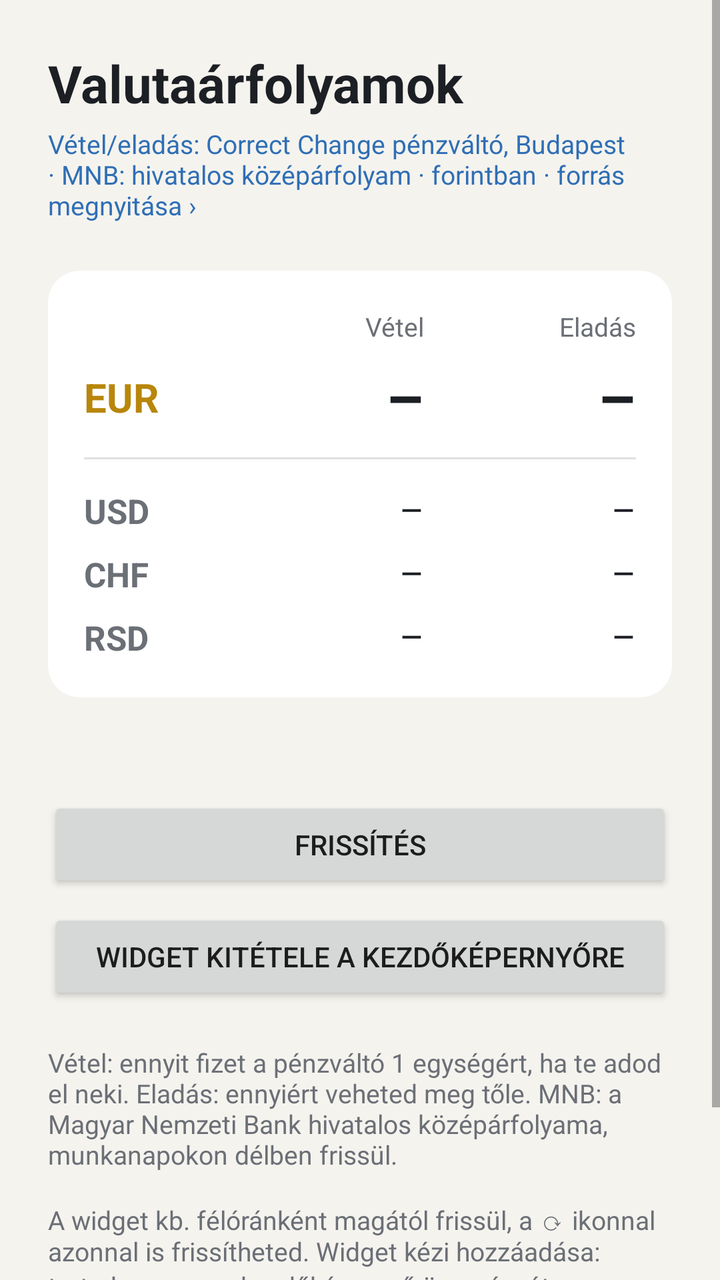
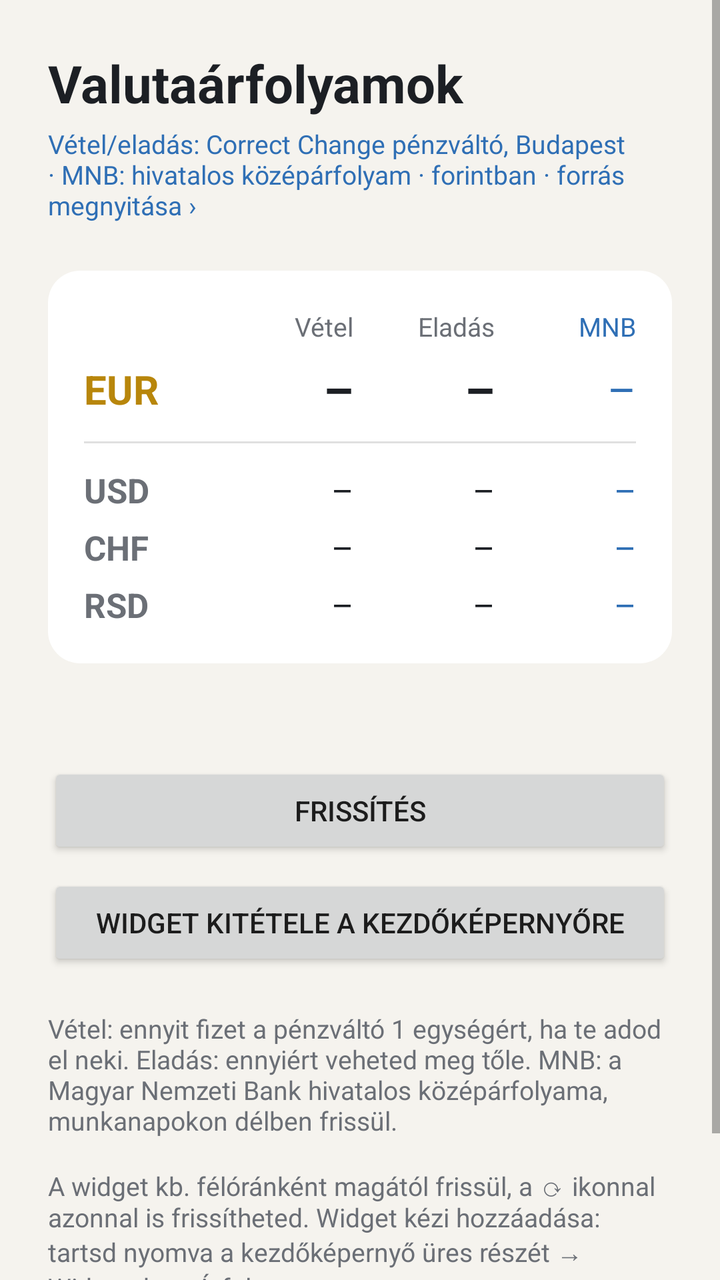

Two renders of the same Android screen: before a commit and after it. Below are the layout's source before the change and the commit's diff.
<!-- AndroidManifest.xml: application theme android:Theme.Material.Light.NoActionBar -->
<!-- res/layout/activity_main.xml -->
<?xml version="1.0" encoding="utf-8"?>
<ScrollView xmlns:android="http://schemas.android.com/apk/res/android"
    android:layout_width="match_parent"
    android:layout_height="match_parent"
    android:background="@color/app_bg"
    android:fitsSystemWindows="true">

    <LinearLayout
        android:layout_width="match_parent"
        android:layout_height="wrap_content"
        android:orientation="vertical"
        android:padding="24dp">

        <TextView
            android:layout_width="wrap_content"
            android:layout_height="wrap_content"
            android:text="@string/title"
            android:textColor="@color/app_text"
            android:textSize="26sp"
            android:textStyle="bold" />

        <TextView
            android:id="@+id/source"
            android:layout_width="wrap_content"
            android:layout_height="wrap_content"
            android:layout_marginTop="4dp"
            android:text="@string/source_long"
            android:textColor="@color/app_link"
            android:textSize="13sp" />

        
        <LinearLayout
            android:layout_width="match_parent"
            android:layout_height="wrap_content"
            android:layout_marginTop="24dp"
            android:background="@drawable/card_bg"
            android:orientation="vertical"
            android:padding="18dp">

            <LinearLayout
                android:layout_width="match_parent"
                android:layout_height="wrap_content"
                android:orientation="horizontal">
                <TextView
                    android:layout_width="64dp"
                    android:layout_height="wrap_content" />
                <TextView
                    android:layout_width="0dp"
                    android:layout_height="wrap_content"
                    android:layout_weight="1"
                    android:gravity="end"
                    android:text="@string/buy"
                    android:textColor="@color/app_label"
                    android:textSize="13sp" />
                <TextView
                    android:layout_width="0dp"
                    android:layout_height="wrap_content"
                    android:layout_weight="1"
                    android:gravity="end"
                    android:text="@string/sell"
                    android:textColor="@color/app_label"
                    android:textSize="13sp" />
            </LinearLayout>

            <LinearLayout
                android:layout_width="match_parent"
                android:layout_height="wrap_content"
                android:layout_marginTop="6dp"
                android:gravity="center_vertical"
                android:orientation="horizontal">
                <TextView
                    android:layout_width="64dp"
                    android:layout_height="wrap_content"
                    android:text="EUR"
                    android:textColor="@color/app_accent"
                    android:textSize="20sp"
                    android:textStyle="bold" />
                <TextView
                    android:id="@+id/m_eur_buy"
                    android:layout_width="0dp"
                    android:layout_height="wrap_content"
                    android:layout_weight="1"
                    android:gravity="end"
                    android:text="–"
                    android:textColor="@color/app_text"
                    android:textSize="30sp"
                    android:textStyle="bold" />
                <TextView
                    android:id="@+id/m_eur_sell"
                    android:layout_width="0dp"
                    android:layout_height="wrap_content"
                    android:layout_weight="1"
                    android:gravity="end"
                    android:text="–"
                    android:textColor="@color/app_text"
                    android:textSize="30sp"
                    android:textStyle="bold" />
            </LinearLayout>

            <ImageView
                android:layout_width="match_parent"
                android:layout_height="1dp"
                android:layout_marginTop="10dp"
                android:layout_marginBottom="6dp"
                android:background="@color/app_divider"
                android:contentDescription="@null" />

            <LinearLayout
                android:layout_width="match_parent"
                android:layout_height="wrap_content"
                android:layout_marginTop="6dp"
                android:orientation="horizontal">
                <TextView
                    android:layout_width="64dp"
                    android:layout_height="wrap_content"
                    android:text="USD"
                    android:textColor="@color/app_label"
                    android:textSize="17sp"
                    android:textStyle="bold" />
                <TextView
                    android:id="@+id/m_usd_buy"
                    android:layout_width="0dp"
                    android:layout_height="wrap_content"
                    android:layout_weight="1"
                    android:gravity="end"
                    android:text="–"
                    android:textColor="@color/app_text"
                    android:textSize="19sp" />
                <TextView
                    android:id="@+id/m_usd_sell"
                    android:layout_width="0dp"
                    android:layout_height="wrap_content"
                    android:layout_weight="1"
                    android:gravity="end"
                    android:text="–"
                    android:textColor="@color/app_text"
                    android:textSize="19sp" />
            </LinearLayout>
            <LinearLayout
                android:layout_width="match_parent"
                android:layout_height="wrap_content"
                android:layout_marginTop="6dp"
                android:orientation="horizontal">
                <TextView
                    android:layout_width="64dp"
                    android:layout_height="wrap_content"
                    android:text="CHF"
                    android:textColor="@color/app_label"
                    android:textSize="17sp"
                    android:textStyle="bold" />
                <TextView
                    android:id="@+id/m_chf_buy"
                    android:layout_width="0dp"
                    android:layout_height="wrap_content"
                    android:layout_weight="1"
                    android:gravity="end"
                    android:text="–"
                    android:textColor="@color/app_text"
                    android:textSize="19sp" />
                <TextView
                    android:id="@+id/m_chf_sell"
                    android:layout_width="0dp"
                    android:layout_height="wrap_content"
                    android:layout_weight="1"
                    android:gravity="end"
                    android:text="–"
                    android:textColor="@color/app_text"
                    android:textSize="19sp" />
            </LinearLayout>
            <LinearLayout
                android:layout_width="match_parent"
                android:layout_height="wrap_content"
                android:layout_marginTop="6dp"
                android:orientation="horizontal">
                <TextView
                    android:layout_width="64dp"
                    android:layout_height="wrap_content"
                    android:text="RSD"
                    android:textColor="@color/app_label"
                    android:textSize="17sp"
                    android:textStyle="bold" />
                <TextView
                    android:id="@+id/m_rsd_buy"
                    android:layout_width="0dp"
                    android:layout_height="wrap_content"
                    android:layout_weight="1"
                    android:gravity="end"
                    android:text="–"
                    android:textColor="@color/app_text"
                    android:textSize="19sp" />
                <TextView
                    android:id="@+id/m_rsd_sell"
                    android:layout_width="0dp"
                    android:layout_height="wrap_content"
                    android:layout_weight="1"
                    android:gravity="end"
                    android:text="–"
                    android:textColor="@color/app_text"
                    android:textSize="19sp" />
            </LinearLayout>
        </LinearLayout>

        <TextView
            android:id="@+id/status"
            android:layout_width="match_parent"
            android:layout_height="wrap_content"
            android:layout_marginTop="12dp"
            android:gravity="end"
            android:textColor="@color/app_label"
            android:textSize="13sp" />

        <Button
            android:id="@+id/btn_refresh"
            android:layout_width="match_parent"
            android:layout_height="wrap_content"
            android:layout_marginTop="20dp"
            android:text="@string/refresh" />

        <Button
            android:id="@+id/btn_pin"
            android:layout_width="match_parent"
            android:layout_height="wrap_content"
            android:layout_marginTop="8dp"
            android:text="@string/pin_widget" />

        <TextView
            android:layout_width="match_parent"
            android:layout_height="wrap_content"
            android:layout_marginTop="20dp"
            android:text="@string/help"
            android:textColor="@color/app_label"
            android:textSize="13sp" />
    </LinearLayout>
</ScrollView>
<!-- resources referenced by this layout -->
<resources>
  <color name="app_accent">#FFB8860B</color>
  <color name="app_bg">#FFF5F3EE</color>
  <color name="app_divider">#1F000000</color>
  <color name="app_label">#FF6B6F76</color>
  <color name="app_link">#FF2F6FB5</color>
  <color name="app_text">#FF1C1F24</color>
  <!-- drawable card_bg (drawable) -->
  <?xml version="1.0" encoding="utf-8"?>
  <shape xmlns:android="http://schemas.android.com/apk/res/android" android:shape="rectangle">
      <solid android:color="@color/app_card" />
      <corners android:radius="16dp" />
  </shape>
  <string name="buy">Vétel</string>
  <string name="help">Vétel: ennyit fizet a pénzváltó 1 egységért, ha te adod el neki. Eladás: ennyiért veheted meg tőle. MNB: a Magyar Nemzeti Bank hivatalos középárfolyama, munkanapokon délben frissül.\n\nA widget kb. félóránként magától frissül, a ⟳ ikonnal azonnal is frissítheted. Widget kézi hozzáadása: tartsd nyomva a kezdőképernyő üres részét → Widgetek → Árfolyam.\n\nAz árak tájékoztató jellegűek, a pénzváltó honlapján közzétett értékek.</string>
  <string name="pin_widget">Widget kitétele a kezdőképernyőre</string>
  <string name="refresh">Frissítés</string>
  <string name="sell">Eladás</string>
  <string name="source_long">Vétel/eladás: Correct Change pénzváltó, Budapest · MNB: hivatalos középárfolyam · forintban · forrás megnyitása ›</string>
  <string name="title">Valutaárfolyamok</string>
  <color name="app_card">#FFFFFFFF</color>
</resources>

<!-- the commit's change to res/layout/activity_main.xml (unified diff, before → after) -->
@@ -60,6 +60,14 @@
                     android:text="@string/sell"
                     android:textColor="@color/app_label"
                     android:textSize="13sp" />
+                <TextView
+                    android:layout_width="0dp"
+                    android:layout_height="wrap_content"
+                    android:layout_weight="1"
+                    android:gravity="end"
+                    android:text="@string/mnb_short"
+                    android:textColor="@color/app_mid"
+                    android:textSize="13sp" />
             </LinearLayout>
 
             <LinearLayout
@@ -83,7 +91,7 @@
                     android:gravity="end"
                     android:text="–"
                     android:textColor="@color/app_text"
-                    android:textSize="30sp"
+                    android:textSize="24sp"
                     android:textStyle="bold" />
                 <TextView
                     android:id="@+id/m_eur_sell"
@@ -93,8 +101,17 @@
                     android:gravity="end"
                     android:text="–"
                     android:textColor="@color/app_text"
-                    android:textSize="30sp"
-                    android:textStyle="bold" />
+                    android:textSize="24sp"
+                    android:textStyle="bold" />
+                <TextView
+                    android:id="@+id/m_eur_mid"
+                    android:layout_width="0dp"
+                    android:layout_height="wrap_content"
+                    android:layout_weight="1"
+                    android:gravity="end"
+                    android:text="–"
+                    android:textColor="@color/app_mid"
+                    android:textSize="22sp" />
             </LinearLayout>
 
             <ImageView
@@ -125,7 +142,7 @@
                     android:gravity="end"
                     android:text="–"
                     android:textColor="@color/app_text"
-                    android:textSize="19sp" />
+                    android:textSize="17sp" />
                 <TextView
                     android:id="@+id/m_usd_sell"
                     android:layout_width="0dp"
@@ -134,7 +151,16 @@
                     android:gravity="end"
                     android:text="–"
                     android:textColor="@color/app_text"
-                    android:textSize="19sp" />
+                    android:textSize="17sp" />
+                <TextView
+                    android:id="@+id/m_usd_mid"
+                    android:layout_width="0dp"
+                    android:layout_height="wrap_content"
+                    android:layout_weight="1"
+                    android:gravity="end"
+                    android:text="–"
+                    android:textColor="@color/app_mid"
+                    android:textSize="17sp" />
             </LinearLayout>
             <LinearLayout
                 android:layout_width="match_parent"
@@ -156,7 +182,7 @@
                     android:gravity="end"
                     android:text="–"
                     android:textColor="@color/app_text"
-                    android:textSize="19sp" />
+                    android:textSize="17sp" />
                 <TextView
                     android:id="@+id/m_chf_sell"
                     android:layout_width="0dp"
@@ -165,7 +191,16 @@
                     android:gravity="end"
                     android:text="–"
                     android:textColor="@color/app_text"
-                    android:textSize="19sp" />
+                    android:textSize="17sp" />
+                <TextView
+                    android:id="@+id/m_chf_mid"
+                    android:layout_width="0dp"
+                    android:layout_height="wrap_content"
+                    android:layout_weight="1"
+                    android:gravity="end"
+                    android:text="–"
+                    android:textColor="@color/app_mid"
+                    android:textSize="17sp" />
             </LinearLayout>
             <LinearLayout
                 android:layout_width="match_parent"
@@ -187,7 +222,7 @@
                     android:gravity="end"
                     android:text="–"
                     android:textColor="@color/app_text"
-                    android:textSize="19sp" />
+                    android:textSize="17sp" />
                 <TextView
                     android:id="@+id/m_rsd_sell"
                     android:layout_width="0dp"
@@ -196,7 +231,16 @@
                     android:gravity="end"
                     android:text="–"
                     android:textColor="@color/app_text"
-                    android:textSize="19sp" />
+                    android:textSize="17sp" />
+                <TextView
+                    android:id="@+id/m_rsd_mid"
+                    android:layout_width="0dp"
+                    android:layout_height="wrap_content"
+                    android:layout_weight="1"
+                    android:gravity="end"
+                    android:text="–"
+                    android:textColor="@color/app_mid"
+                    android:textSize="17sp" />
             </LinearLayout>
         </LinearLayout>
 
<!-- resource entries referenced after the edit -->
@@ -5,6 +5,7 @@
   <color name="app_divider">#1F000000</color>
   <color name="app_label">#FF6B6F76</color>
   <color name="app_link">#FF2F6FB5</color>
+  <color name="app_mid">#FF2F6FB5</color>
   <color name="app_text">#FF1C1F24</color>
   <!-- drawable card_bg (drawable) -->
   <?xml version="1.0" encoding="utf-8"?>
@@ -14,6 +15,7 @@
   </shape>
   <string name="buy">Vétel</string>
   <string name="help">Vétel: ennyit fizet a pénzváltó 1 egységért, ha te adod el neki. Eladás: ennyiért veheted meg tőle. MNB: a Magyar Nemzeti Bank hivatalos középárfolyama, munkanapokon délben frissül.\n\nA widget kb. félóránként magától frissül, a ⟳ ikonnal azonnal is frissítheted. Widget kézi hozzáadása: tartsd nyomva a kezdőképernyő üres részét → Widgetek → Árfolyam.\n\nAz árak tájékoztató jellegűek, a pénzváltó honlapján közzétett értékek.</string>
+  <string name="mnb_short">MNB</string>
   <string name="pin_widget">Widget kitétele a kezdőképernyőre</string>
   <string name="refresh">Frissítés</string>
   <string name="sell">Eladás</string>
